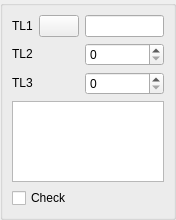
Before: the Qt Designer form src/HEXABLOCKGUI/MyDlgRef/DlgRef_1Sel2Spin1View1Check_QTD.ui in SalomePlatform/hexablock, drawn with Qt 5.
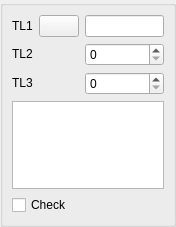
After: the same form once the commit is applied. Custom widgets are drawn as their Qt base class.

The edit to the form file:
```diff
--- a/src/HEXABLOCKGUI/MyDlgRef/DlgRef_1Sel2Spin1View1Check_QTD.ui
+++ b/src/HEXABLOCKGUI/MyDlgRef/DlgRef_1Sel2Spin1View1Check_QTD.ui
@@ -1,12 +1,12 @@
 <ui version="4.0" >
  <class>DlgRef_1Sel2Spin1View1Check_QTD</class>
- <widget class="QWidget" name="DlgRef_1Sel2Spin1View1Check_QTD" >
-  <property name="geometry" >
+ <widget class="QWidget" name="DlgRef_1Sel2Spin1View1Check_QTD">
+  <property name="geometry">
    <rect>
     <x>0</x>
     <y>0</y>
     <width>176</width>
-    <height>220</height>
+    <height>227</height>
    </rect>
   </property>
   <property name="windowTitle" >
@@ -124,7 +124,7 @@
    </item>
   </layout>
  </widget>
- <layoutdefault spacing="6" margin="11" />
+ <layoutdefault spacing="6" margin="11"/>
  <pixmapfunction>qPixmapFromMimeSource</pixmapfunction>
  <customwidgets>
   <customwidget>
```
Left out of the diff: 109 changed lines with no effect on the pictures.
